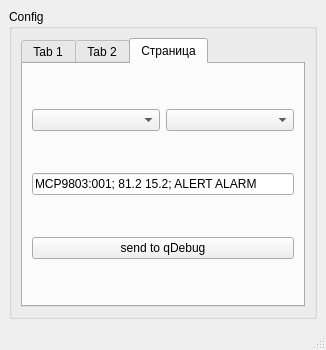
The window that qt_comPort_Monitor/mainwindow.ui (plumber2020/Qt_ComPort_pic16F1718_mcp9803) describes before a commit, drawn with Qt 5.
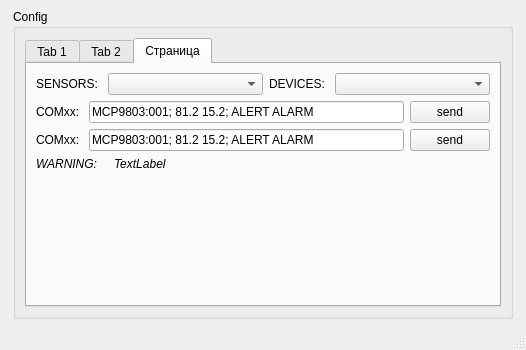
The same window after the commit.

Commit message: change main form + add sensor_collection.h

What changed in the file:
```diff
--- a/qt_comPort_Monitor/mainwindow.ui
+++ b/qt_comPort_Monitor/mainwindow.ui
@@ -6,7 +6,7 @@
    <rect>
     <x>0</x>
     <y>0</y>
-    <width>326</width>
+    <width>526</width>
     <height>350</height>
    </rect>
   </property>
@@ -43,7 +43,7 @@
       </property>
       <property name="minimumSize">
        <size>
-        <width>300</width>
+        <width>500</width>
         <height>0</height>
        </size>
       </property>
@@ -170,38 +170,191 @@
              <item>
               <layout class="QHBoxLayout" name="horizontalLayout_2">
                <item>
-                <widget class="QComboBox" name="comboBox_sensorsList"/>
+                <widget class="QLabel" name="label_3">
+                 <property name="text">
+                  <string>SENSORS: </string>
+                 </property>
+                </widget>
                </item>
                <item>
-                <widget class="QComboBox" name="comboBox_devicesList"/>
+                <widget class="QComboBox" name="comboBox_sensorsList">
+                 <property name="sizePolicy">
+                  <sizepolicy hsizetype="MinimumExpanding" vsizetype="Preferred">
+                   <horstretch>0</horstretch>
+                   <verstretch>0</verstretch>
+                  </sizepolicy>
+                 </property>
+                 <property name="sizeAdjustPolicy">
+                  <enum>QComboBox::AdjustToContentsOnFirstShow</enum>
+                 </property>
+                </widget>
                </item>
+               <item>
+                <widget class="QLabel" name="label_4">
+                 <property name="text">
+                  <string>DEVICES: </string>
+                 </property>
+                </widget>
+               </item>
+               <item>
+                <widget class="QComboBox" name="comboBox_devicesList">
+                 <property name="sizePolicy">
+                  <sizepolicy hsizetype="MinimumExpanding" vsizetype="Preferred">
+                   <horstretch>0</horstretch>
+                   <verstretch>0</verstretch>
+                  </sizepolicy>
+                 </property>
+                 <property name="minimumContentsLength">
+                  <number>0</number>
+                 </property>
+                </widget>
+               </item>
               </layout>
              </item>
              <item>
-              <layout class="QHBoxLayout" name="horizontalLayout_3"/>
+              <layout class="QGridLayout" name="gridLayout">
+               <item row="0" column="2">
+                <widget class="QPushButton" name="pButton_com1">
+                 <property name="sizePolicy">
+                  <sizepolicy hsizetype="Preferred" vsizetype="Preferred">
+                   <horstretch>0</horstretch>
+                   <verstretch>0</verstretch>
+                  </sizepolicy>
+                 </property>
+                 <property name="text">
+                  <string>send</string>
+                 </property>
+                </widget>
+               </item>
+               <item row="1" column="1">
+                <widget class="QLineEdit" name="lineEdit_com2">
+                 <property name="sizePolicy">
+                  <sizepolicy hsizetype="MinimumExpanding" vsizetype="Preferred">
+                   <horstretch>0</horstretch>
+                   <verstretch>0</verstretch>
+                  </sizepolicy>
+                 </property>
+                 <property name="text">
+                  <string>MCP9803:001; 81.2 15.2; ALERT ALARM</string>
+                 </property>
+                </widget>
+               </item>
+               <item row="0" column="1">
+                <widget class="QLineEdit" name="lineEdit_com1">
+                 <property name="sizePolicy">
+                  <sizepolicy hsizetype="MinimumExpanding" vsizetype="Preferred">
+                   <horstretch>0</horstretch>
+                   <verstretch>0</verstretch>
+                  </sizepolicy>
+                 </property>
+                 <property name="text">
+                  <string>MCP9803:001; 81.2 15.2; ALERT ALARM</string>
+                 </property>
+                </widget>
+               </item>
+               <item row="1" column="2">
+                <widget class="QPushButton" name="pButton_com2">
+                 <property name="sizePolicy">
+                  <sizepolicy hsizetype="Preferred" vsizetype="Preferred">
+                   <horstretch>0</horstretch>
+                   <verstretch>0</verstretch>
+                  </sizepolicy>
+                 </property>
+                 <property name="text">
+                  <string>send</string>
+                 </property>
+                </widget>
+               </item>
+               <item row="0" column="0">
+                <widget class="QLabel" name="label_com1">
+                 <property name="text">
+                  <string>COMxx: </string>
+                 </property>
+                </widget>
+               </item>
+               <item row="1" column="0">
+                <widget class="QLabel" name="label_com2">
+                 <property name="text">
+                  <string>COMxx: </string>
+                 </property>
+                </widget>
+               </item>
+              </layout>
              </item>
              <item>
-              <widget class="QLineEdit" name="lineEdit_2">
-               <property name="sizePolicy">
-                <sizepolicy hsizetype="Expanding" vsizetype="Fixed">
-                 <horstretch>0</horstretch>
-                 <verstretch>0</verstretch>
-                </sizepolicy>
-               </property>
-               <property name="text">
-                <string>MCP9803:001; 81.2 15.2; ALERT ALARM</string>
-               </property>
-              </widget>
-             </item>
-             <item>
-              <widget class="QPushButton" name="pushButton_qD">
-               <property name="text">
-                <string>send to qDebug</string>
-               </property>
-              </widget>
+              <layout class="QHBoxLayout" name="horizontalLayout_4">
+               <item>
+                <widget class="QLabel" name="label">
+                 <property name="sizePolicy">
+                  <sizepolicy hsizetype="Preferred" vsizetype="Preferred">
+                   <horstretch>0</horstretch>
+                   <verstretch>0</verstretch>
+                  </sizepolicy>
+                 </property>
+                 <property name="font">
+                  <font>
+                   <italic>true</italic>
+                  </font>
+                 </property>
+                 <property name="text">
+                  <string>WARNING:</string>
+                 </property>
+                </widget>
+               </item>
+               <item>
+                <spacer name="horizontalSpacer">
+                 <property name="orientation">
+                  <enum>Qt::Horizontal</enum>
+                 </property>
+                 <property name="sizeType">
+                  <enum>QSizePolicy::Preferred</enum>
+                 </property>
+                 <property name="sizeHint" stdset="0">
+                  <size>
+                   <width>10</width>
+                   <height>10</height>
+                  </size>
+                 </property>
+                </spacer>
+               </item>
+               <item>
+                <widget class="QLabel" name="label_2">
+                 <property name="sizePolicy">
+                  <sizepolicy hsizetype="MinimumExpanding" vsizetype="Preferred">
+                   <horstretch>0</horstretch>
+                   <verstretch>0</verstretch>
+                  </sizepolicy>
+                 </property>
+                 <property name="font">
+                  <font>
+                   <italic>true</italic>
+                  </font>
+                 </property>
+                 <property name="text">
+                  <string>TextLabel</string>
+                 </property>
+                </widget>
+               </item>
+              </layout>
              </item>
             </layout>
            </item>
+           <item>
+            <spacer name="verticalSpacer">
+             <property name="orientation">
+              <enum>Qt::Vertical</enum>
+             </property>
+             <property name="sizeType">
+              <enum>QSizePolicy::MinimumExpanding</enum>
+             </property>
+             <property name="sizeHint" stdset="0">
+              <size>
+               <width>20</width>
+               <height>40</height>
+              </size>
+             </property>
+            </spacer>
+           </item>
           </layout>
          </widget>
         </widget>
```
Left out of the diff: 2 changed lines with no effect on the pictures. The commit also changes 10 other files.
